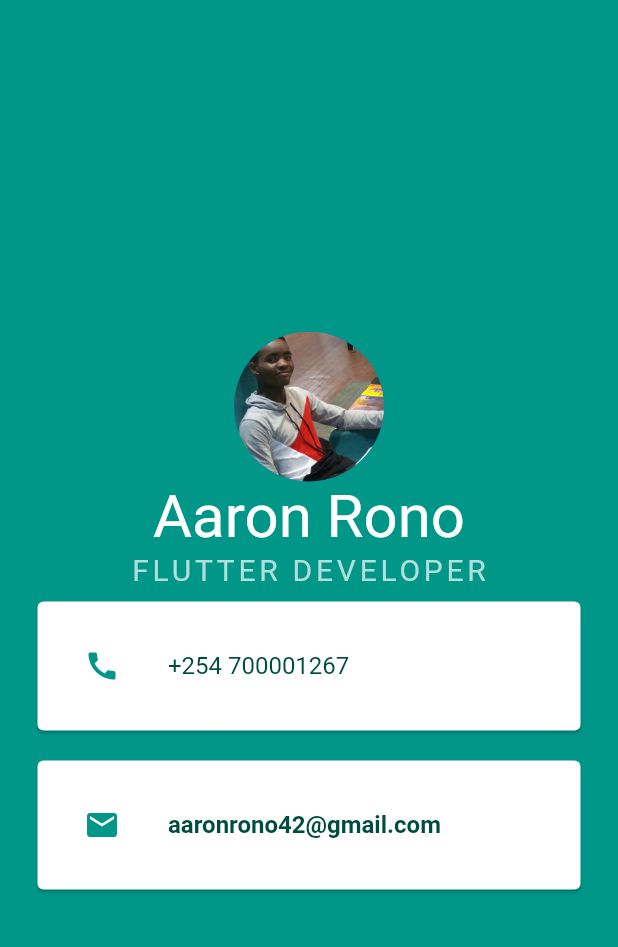
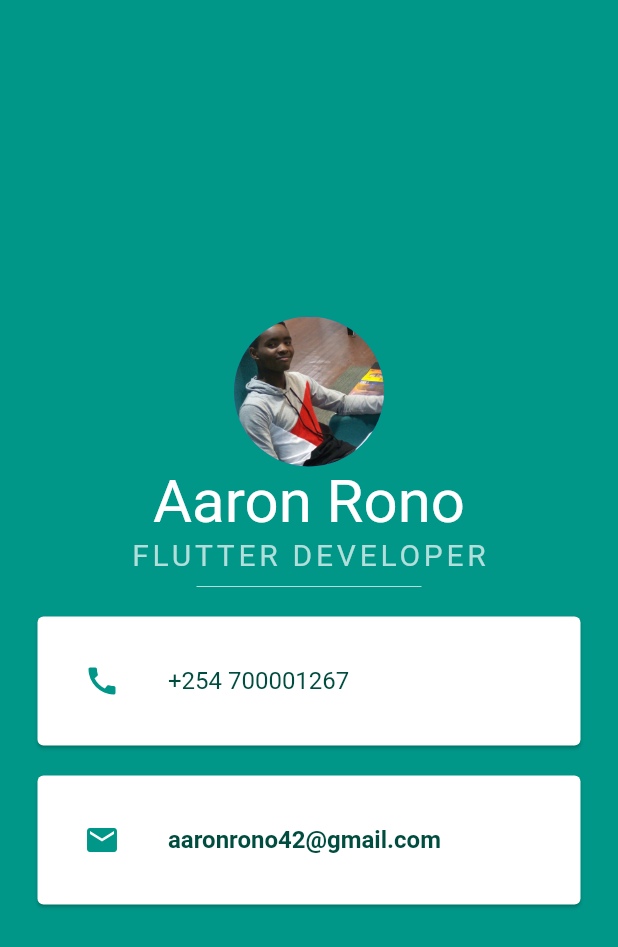
Before and after one commit to aaronkip/Flutter-FolioCard, a Flutter app: the screen it shows after launch, on a phone screen of 412 x 824 dp. Shown: the top 947 px of the screen. Run offline on Flutter 3.47's test engine with Material 2 defaults, Android fonts, the phone set to English and light mode, and no system bars.

Commit message:
Added Divider

```diff
--- a/lib/main.dart
+++ b/lib/main.dart
@@ -28,6 +28,13 @@ class MyApp extends StatelessWidget {
                 style: TextStyle(
                   fontSize: 20,
                   letterSpacing: 2.5,
+                  color: Colors.teal[100],
+                ),
+              ),
+              SizedBox(
+                height: 20.0,
+                width: 150.0,
+                child: Divider(
                   color: Colors.teal[100],
                 ),
               ),
```
